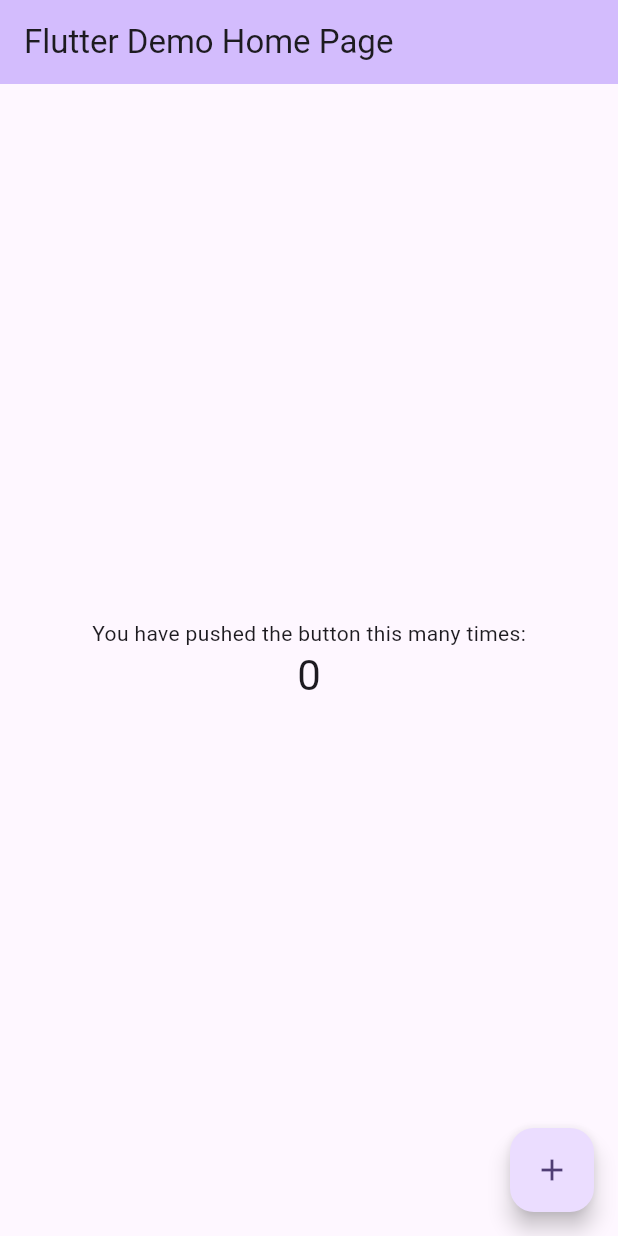
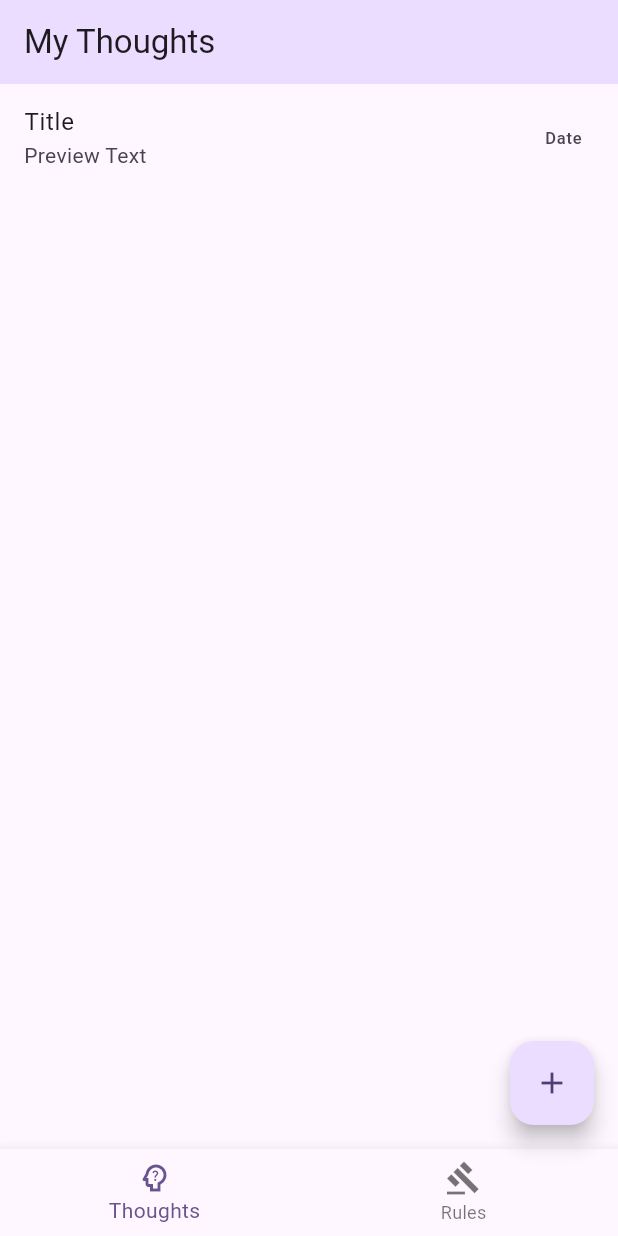
Before and after one commit to MontyCoder0701/thinkthru, a Flutter app: the screen it shows after launch, on a phone screen of 412 x 824 dp. Run offline on Flutter 3.47's test engine with Material 3 defaults, Android fonts, the phone set to English and light mode, and no system bars.

Commit message:
feat: 기본 화면 레이아웃 생성

```diff
--- a/lib/main.dart
+++ b/lib/main.dart
@@ -7,119 +7,61 @@ void main() {
 class MyApp extends StatelessWidget {
   const MyApp({super.key});
 
-  // This widget is the root of your application.
   @override
   Widget build(BuildContext context) {
     return MaterialApp(
-      title: 'Flutter Demo',
+      title: 'ThinkThru',
       theme: ThemeData(
-        // This is the theme of your application.
-        //
-        // TRY THIS: Try running your application with "flutter run". You'll see
-        // the application has a purple toolbar. Then, without quitting the app,
-        // try changing the seedColor in the colorScheme below to Colors.green
-        // and then invoke "hot reload" (save your changes or press the "hot
-        // reload" button in a Flutter-supported IDE, or press "r" if you used
-        // the command line to start the app).
-        //
-        // Notice that the counter didn't reset back to zero; the application
-        // state is not lost during the reload. To reset the state, use hot
-        // restart instead.
-        //
-        // This works for code too, not just values: Most code changes can be
-        // tested with just a hot reload.
         colorScheme: ColorScheme.fromSeed(seedColor: Colors.deepPurple),
         useMaterial3: true,
       ),
-      home: const MyHomePage(title: 'Flutter Demo Home Page'),
+      home: const MyHomePage(),
     );
   }
 }
 
 class MyHomePage extends StatefulWidget {
-  const MyHomePage({super.key, required this.title});
-
-  // This widget is the home page of your application. It is stateful, meaning
-  // that it has a State object (defined below) that contains fields that affect
-  // how it looks.
-
-  // This class is the configuration for the state. It holds the values (in this
-  // case the title) provided by the parent (in this case the App widget) and
-  // used by the build method of the State. Fields in a Widget subclass are
-  // always marked "final".
-
-  final String title;
+  const MyHomePage({super.key});
 
   @override
   State<MyHomePage> createState() => _MyHomePageState();
 }
 
 class _MyHomePageState extends State<MyHomePage> {
-  int _counter = 0;
-
-  void _incrementCounter() {
-    setState(() {
-      // This call to setState tells the Flutter framework that something has
-      // changed in this State, which causes it to rerun the build method below
-      // so that the display can reflect the updated values. If we changed
-      // _counter without calling setState(), then the build method would not be
-      // called again, and so nothing would appear to happen.
-      _counter++;
-    });
-  }
+  late final theme = Theme.of(context);
 
   @override
   Widget build(BuildContext context) {
-    // This method is rerun every time setState is called, for instance as done
-    // by the _incrementCounter method above.
-    //
-    // The Flutter framework has been optimized to make rerunning build methods
-    // fast, so that you can just rebuild anything that needs updating rather
-    // than having to individually change instances of widgets.
     return Scaffold(
       appBar: AppBar(
-        // TRY THIS: Try changing the color here to a specific color (to
-        // Colors.amber, perhaps?) and trigger a hot reload to see the AppBar
-        // change color while the other colors stay the same.
-        backgroundColor: Theme.of(context).colorScheme.inversePrimary,
-        // Here we take the value from the MyHomePage object that was created by
-        // the App.build method, and use it to set our appbar title.
-        title: Text(widget.title),
+        backgroundColor: theme.colorScheme.primaryContainer,
+        title: const Text('My Thoughts'),
       ),
-      body: Center(
-        // Center is a layout widget. It takes a single child and positions it
-        // in the middle of the parent.
-        child: Column(
-          // Column is also a layout widget. It takes a list of children and
-          // arranges them vertically. By default, it sizes itself to fit its
-          // children horizontally, and tries to be as tall as its parent.
-          //
-          // Column has various properties to control how it sizes itself and
-          // how it positions its children. Here we use mainAxisAlignment to
-          // center the children vertically; the main axis here is the vertical
-          // axis because Columns are vertical (the cross axis would be
-          // horizontal).
-          //
-          // TRY THIS: Invoke "debug painting" (choose the "Toggle Debug Paint"
-          // action in the IDE, or press "p" in the console), to see the
-          // wireframe for each widget.
-          mainAxisAlignment: MainAxisAlignment.center,
-          children: <Widget>[
-            const Text(
-              'You have pushed the button this many times:',
-            ),
-            Text(
-              '$_counter',
-              style: Theme.of(context).textTheme.headlineMedium,
-            ),
-          ],
-        ),
+      body: ListView(
+        children: const [
+          ListTile(
+            title: Text('Title'),
+            subtitle: Text('Preview Text'),
+            trailing: Text('Date'),
+          ),
+        ],
       ),
       floatingActionButton: FloatingActionButton(
-        onPressed: _incrementCounter,
-        tooltip: 'Increment',
+        onPressed: () => print('Add new thought'),
         child: const Icon(Icons.add),
-      ), // This trailing comma makes auto-formatting nicer for build methods.
+      ),
+      bottomNavigationBar: BottomNavigationBar(
+        items: const [
+          BottomNavigationBarItem(
+            icon: Icon(Icons.psychology_alt_outlined),
+            label: 'Thoughts',
+          ),
+          BottomNavigationBarItem(
+            icon: Icon(Icons.gavel_outlined),
+            label: 'Rules',
+          ),
+        ],
+      ),
     );
   }
 }
```
